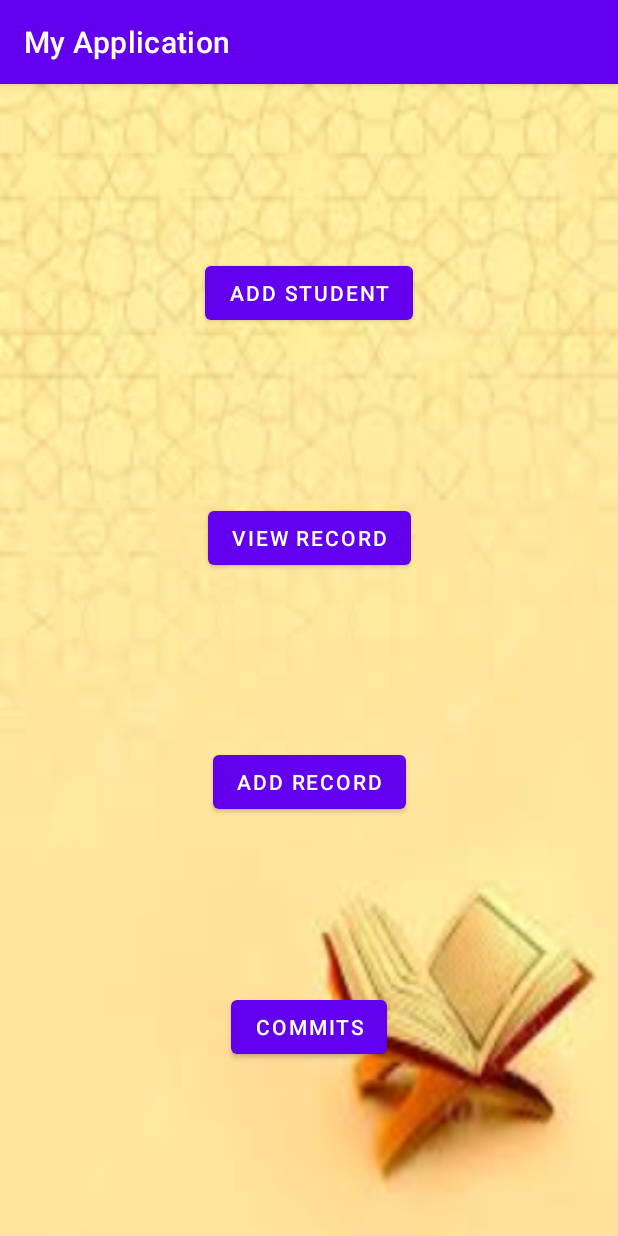
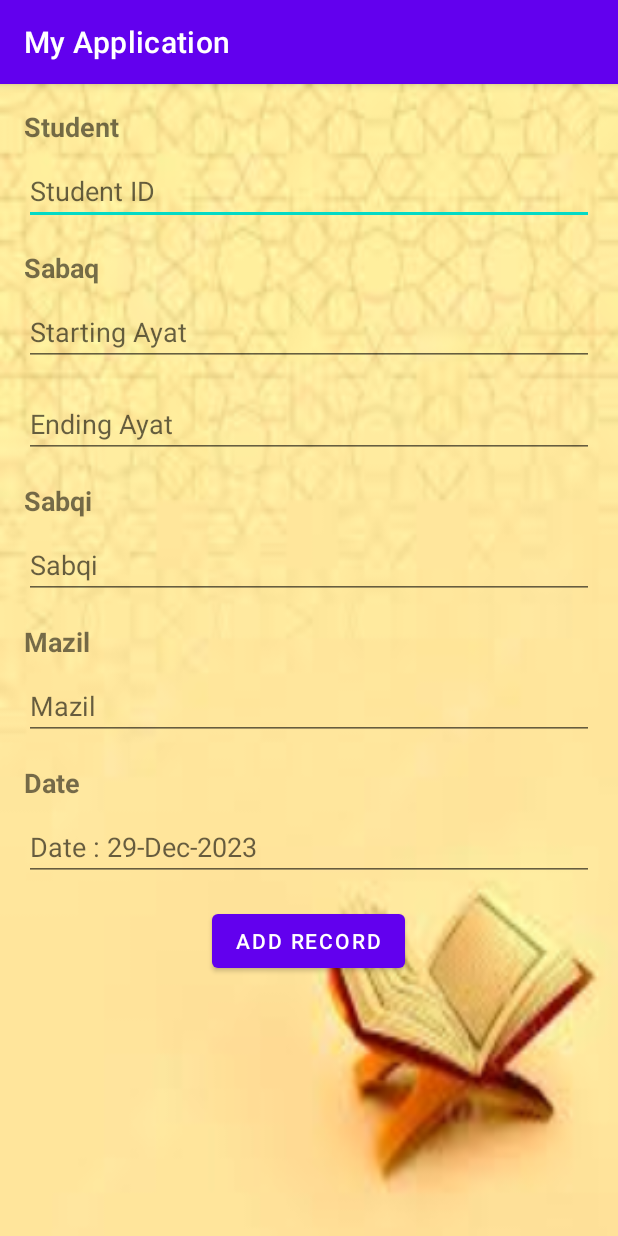
Before and after one commit to UmairHafeez0/HifzApp, an Android app: the screen it shows after launch (MainActivity before the commit, AddRecordActivity after it), after a tap on "ADD RECORD", on a phone screen of 412 x 824 dp. Run offline under Robolectric (Android 15) with nearby library versions, the light colour scheme and no system bars.

Commit message:
Version12

```diff
--- a/app/src/main/AndroidManifest.xml
+++ b/app/src/main/AndroidManifest.xml
@@ -21,7 +21,7 @@
             </intent-filter>
         </activity>
         <activity android:name=".AddStudentActivity" />
-
+        <activity android:name=".AddRecordActivity" />
     </application>
 
 </manifest>
--- a/app/src/main/java/com/example/myapplication/AddRecordActivity.java
+++ b/app/src/main/java/com/example/myapplication/AddRecordActivity.java
@@ -1,4 +1,50 @@
 package com.example.myapplication;
 
-public class AddRecordActivity {
+import android.os.Bundle;
+import android.view.View;
+import android.widget.Button;
+import android.widget.EditText;
+import android.widget.Toast;
+
+import androidx.appcompat.app.AppCompatActivity;
+
+public class AddRecordActivity extends AppCompatActivity {
+
+    private EditText etStudentId, etStartingAyat, etEndingAyat, etSabqi, etMazil, etDate;
+    private Button AddRecord;
+
+    @Override
+    protected void onCreate(Bundle savedInstanceState) {
+        super.onCreate(savedInstanceState);
+        setContentView(R.layout.addrecord);
+
+        etStudentId = findViewById(R.id.etStudentId);
+        etStartingAyat = findViewById(R.id.etStartingAyat);
+        etEndingAyat = findViewById(R.id.etEndingAyat);
+        etSabqi = findViewById(R.id.etSabqi);
+        etMazil = findViewById(R.id.etMazil);
+        etDate = findViewById(R.id.etDate);
+        AddRecord = findViewById(R.id.AddRecord);
+
+        AddRecord.setOnClickListener(new View.OnClickListener() {
+            @Override
+            public void onClick(View v) {
+                String studentId = etStudentId.getText().toString().trim();
+                String startingAyat = etStartingAyat.getText().toString().trim();
+                String endingAyat = etEndingAyat.getText().toString().trim();
+                String sabqi = etSabqi.getText().toString().trim();
+                String mazil = etMazil.getText().toString().trim();
+                String date = etDate.getText().toString().trim();
+
+                StudentRecord studentRecord = new StudentRecord("John Doe", studentId, Integer.parseInt(startingAyat),
+                        Integer.parseInt(endingAyat), Integer.parseInt(sabqi), Integer.parseInt(mazil), date);
+
+                DbHelper dbHelper = new DbHelper(AddRecordActivity.this);
+                dbHelper.insertStudent(studentRecord,AddRecordActivity.this);
+                Toast.makeText(AddRecordActivity.this, "Record added successfully", Toast.LENGTH_SHORT).show();
+
+                finish();
+            }
+        });
+    }
 }
--- a/app/src/main/res/layout/addrecord.xml
+++ b/app/src/main/res/layout/addrecord.xml
@@ -90,7 +90,7 @@
         android:hint="Date : 29-Dec-2023" />
 
     <Button
-        android:id="@+id/btnAddRecord"
+        android:id="@+id/AddRecord"
         android:layout_width="wrap_content"
         android:layout_height="wrap_content"
         android:text="Add Record"
```
